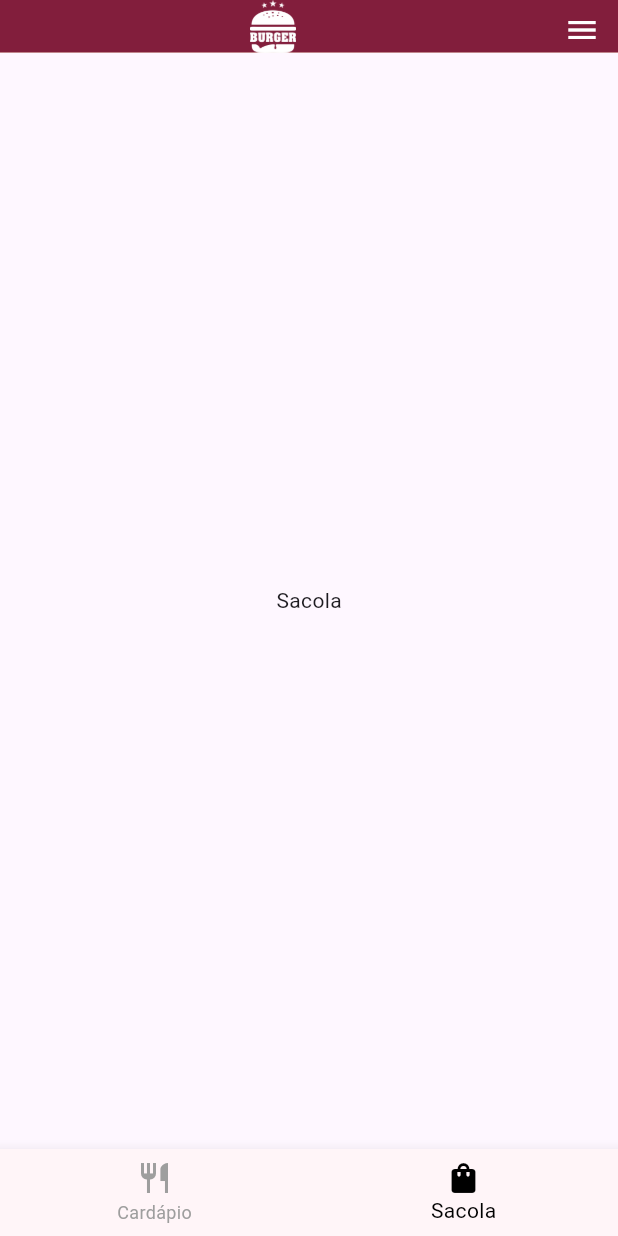
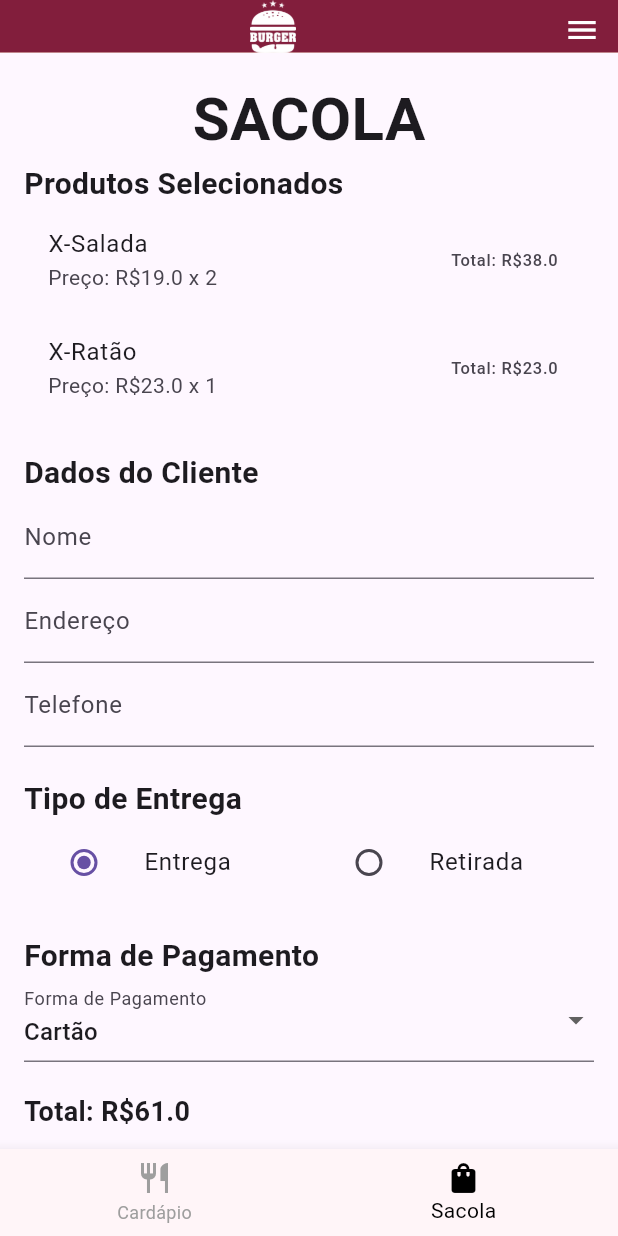
Before and after one commit to Gabriel-Victor03/appdelivery, a Flutter app: the screen it shows after launch, item 2 of the bottom bar chosen, on a phone screen of 412 x 824 dp. Run offline on Flutter 3.47's test engine with Material 3 defaults, Android fonts, the phone set to English and light mode, and no system bars; our stand-ins replace carousel_slider.

Commit message:
montando estrutura básica da sacola

```diff
--- a/lib/main.dart
+++ b/lib/main.dart
@@ -1,7 +1,7 @@
 import 'package:appdelivery/view/pages/login_page.dart';
 import 'package:appdelivery/view/pages/painel_adm.dart';
 import 'package:appdelivery/view/pages/product_page.dart';
-import 'package:appdelivery/view/pages/sacola_page.dart';
+import 'package:appdelivery/view/pages/cart_page.dart';
 import 'package:flutter/material.dart';
 import 'package:appdelivery/view/pages/home_page.dart';
 //import 'package:parse_server_sdk_flutter/parse_server_sdk_flutter.dart';
@@ -38,7 +38,7 @@ class MyApp extends StatelessWidget {
         '/homepage': (context) => const HomePage(),
         '/login': (context) => const LoginPage(),
         '/painel_adm': (context) => const Paineladministrativo(),
-        '/sacola': (context) => const SacolaPage(),
+        '/cart': (context) => const CartPage(),
         '/produtos': (context) => const ProductPage(),
       },
       onUnknownRoute: (settings) => MaterialPageRoute(
--- /dev/null
+++ b/lib/view/pages/cart_page.dart
@@ -0,0 +1,159 @@
+import 'package:flutter/material.dart';
+
+class CartPage extends StatefulWidget {
+  const CartPage({super.key});
+
+  @override
+  State<CartPage> createState() => _CartPageState();
+}
+
+class _CartPageState extends State<CartPage> {
+  final List<Map<String, dynamic>> products = [
+    {'name': 'X-Salada', 'price': 19.0, 'quantity': 2},
+    {'name': 'X-Ratão', 'price': 23.0, 'quantity': 1},
+  ];
+
+  String? deliveryType = 'entrega';
+  String? paymentMethod = 'cartao';
+  final TextEditingController nameController = TextEditingController();
+  final TextEditingController addressController = TextEditingController();
+  final TextEditingController phoneController = TextEditingController();
+
+  @override
+  Widget build(BuildContext context) {
+    double total = products.fold(
+        0, (sum, item) => sum + (item['price'] * item['quantity']));
+
+    return Scaffold(
+      // appBar: const MyAppBar(),
+      body: Padding(
+        padding: const EdgeInsets.all(16.0),
+        child: SingleChildScrollView(
+          child: Column(
+            crossAxisAlignment: CrossAxisAlignment.start,
+            children: [
+              Center(
+                child: Text(
+                  'SACOLA',
+                  style: TextStyle(fontSize: 40, fontWeight: FontWeight.bold),
+                ),
+              ),
+              const Text(
+                'Produtos Selecionados',
+                style: TextStyle(fontSize: 20, fontWeight: FontWeight.bold),
+              ),
+              ListView.builder(
+                shrinkWrap: true,
+                physics: const NeverScrollableScrollPhysics(),
+                itemCount: products.length,
+                itemBuilder: (context, index) {
+                  final product = products[index];
+                  return ListTile(
+                    title: Text(product['name']),
+                    subtitle: Text(
+                        'Preço: R\$${product['price']} x ${product['quantity']}'),
+                    trailing: Text(
+                        'Total: R\$${product['price'] * product['quantity']}'),
+                  );
+                },
+              ),
+              const SizedBox(height: 20),
+              const Text(
+                'Dados do Cliente',
+                style: TextStyle(fontSize: 20, fontWeight: FontWeight.bold),
+              ),
+              TextField(
+                controller: nameController,
+                decoration: const InputDecoration(labelText: 'Nome'),
+              ),
+              TextField(
+                controller: addressController,
+                decoration: const InputDecoration(labelText: 'Endereço'),
+              ),
+              TextField(
+                controller: phoneController,
+                decoration: const InputDecoration(labelText: 'Telefone'),
+              ),
+              const SizedBox(height: 20),
+              const Text(
+                'Tipo de Entrega',
+                style: TextStyle(fontSize: 20, fontWeight: FontWeight.bold),
+              ),
+              Row(
+                children: [
+                  Expanded(
+                    child: ListTile(
+                      title: const Text('Entrega'),
+                      leading: Radio<String>(
+                        value: 'entrega',
+                        groupValue: deliveryType,
+                        onChanged: (value) {
+                          setState(() {
+                            deliveryType = value;
+                          });
+                        },
+                      ),
+                    ),
+                  ),
+                  Expanded(
+                    child: ListTile(
+                      title: const Text('Retirada'),
+                      leading: Radio<String>(
+                        value: 'retirada',
+                        groupValue: deliveryType,
+                        onChanged: (value) {
+                          setState(() {
+                            deliveryType = value;
+                          });
+                        },
+                      ),
+                    ),
+                  ),
+                ],
+              ),
+              const SizedBox(height: 20),
+              const Text(
+                'Forma de Pagamento',
+                style: TextStyle(fontSize: 20, fontWeight: FontWeight.bold),
+              ),
+              DropdownButtonFormField<String>(
+                value: paymentMethod,
+                decoration:
+                    const InputDecoration(labelText: 'Forma de Pagamento'),
+                items: const [
+                  DropdownMenuItem(value: 'cartao', child: Text('Cartão')),
+                  DropdownMenuItem(value: 'dinheiro', child: Text('Dinheiro')),
+                ],
+                onChanged: (value) {
+                  setState(() {
+                    paymentMethod = value;
+                  });
+                },
+              ),
+              const SizedBox(height: 20),
+              Text('Total: R\$$total',
+                  style: const TextStyle(
+                      fontSize: 18, fontWeight: FontWeight.bold)),
+              const SizedBox(height: 20),
+              ElevatedButton(
+                onPressed: () {
+                  // Lógica para finalizar a compra
+                  final customerInfo = {
+                    'name': nameController.text,
+                    'address': addressController.text,
+                    'phone': phoneController.text,
+                    'deliveryType': deliveryType,
+                    'paymentMethod': paymentMethod,
+                    'total': total,
+                  };
+                  print('Pedido finalizado: $customerInfo');
+                },
+                child: const Text('Finalizar Compra'),
+              ),
+            ],
+          ),
+        ),
+      ),
+    );
+  }
+}
--- a/lib/view/pages/home_page.dart
+++ b/lib/view/pages/home_page.dart
@@ -6,7 +6,7 @@ import 'package:appdelivery/view/components/my_slider.dart';
 import 'package:appdelivery/view/pages/painel_adm.dart';
 import 'package:appdelivery/view/pages/login_page.dart';
 import 'package:appdelivery/view/pages/product_page.dart';
-import 'package:appdelivery/view/pages/sacola_page.dart';
+import 'package:appdelivery/view/pages/cart_page.dart';
 import 'package:flutter/material.dart';
 
 class HomePage extends StatefulWidget {
@@ -30,7 +30,7 @@ class _HomePageState extends State<HomePage> {
         ),
       ],
     ),
-    const SacolaPage(),
+    const CartPage(),
     const LoginPage(),
     const Paineladministrativo(),
     const ProductPage(),
--- a/lib/view/pages/product_page.dart
+++ b/lib/view/pages/product_page.dart
@@ -3,10 +3,6 @@ import 'package:appdelivery/view/components/my_table.dart';
 import 'package:flutter/cupertino.dart';
 import 'package:flutter/material.dart';
 import 'package:appdelivery/view/components/my_appbar.dart';
-
-void main() {
-  runApp(ProductPage());
-}
 
 class ProductPage extends StatefulWidget {
   const ProductPage({super.key});
@@ -18,9 +14,10 @@ class ProductPage extends StatefulWidget {
 class _ProductPageState extends State<ProductPage> {
   @override
   Widget build(BuildContext context) => Scaffold(
-      appBar: MyAppBar(),
-      // endDrawer: MyDrawer(),
-      body: MyTable()
-      // MyPopupProduct(),
+        appBar: MyAppBar(),
+        // endDrawer: MyDrawer(),
+        body:
+            // MyTable()
+            MyPopupProduct(),
       );
 }
--- a/lib/view/pages/sacola_page.dart
+++ /dev/null
@@ -1,30 +0,0 @@
-import 'package:appdelivery/main.dart';
-// import 'package:appdelivery/view/components/my_drawer.dart';
-// import 'package:appdelivery/view/components/my_bottombar.dart';
-// import 'package:appdelivery/view/components/my_appbar.dart';
-
-import 'package:flutter/material.dart';
-
-// void main() {
-//   runApp(SacolaPage());
-// }
-
-class SacolaPage extends StatefulWidget {
-  const SacolaPage({super.key});
-
-  @override
-  State<SacolaPage> createState() => _SacolaPageState();
-}
-
-class _SacolaPageState extends State<SacolaPage> {
-  @override
-  Widget build(BuildContext context) {
-    // return MaterialApp(
-    //   home: Scaffold(appBar: MyAppBar('S A C O L A')));
-    return const Scaffold(
-      // appBar: MyAppBar('S A C O L A'),
-      // drawer: MyDrawer(),
-      body: Center(child: Text("Sacola")),
-    );
-  }
-}
```
